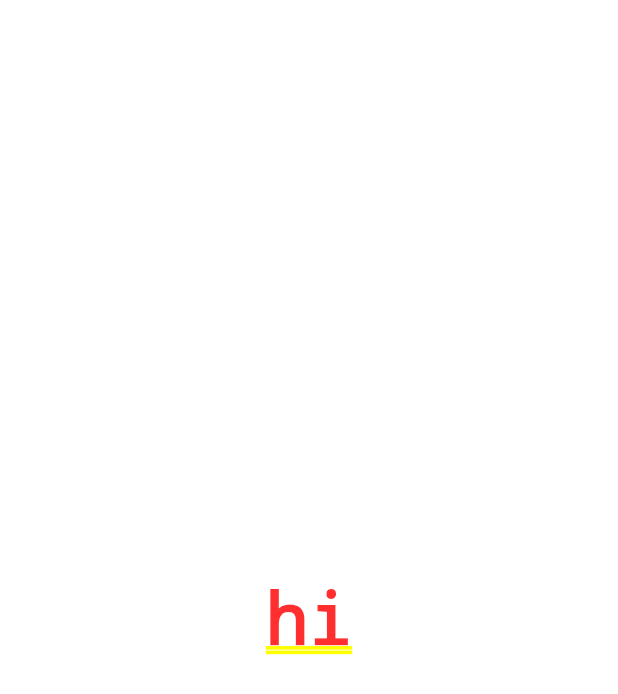
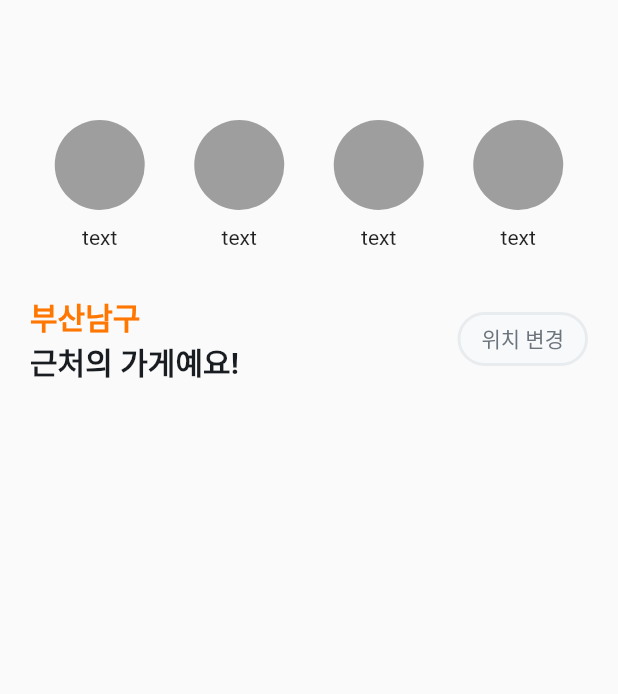
Before and after one commit to kimhyerin0909/flutterdy, a Flutter app: the screen it shows after launch, on a phone screen of 412 x 824 dp. Shown: the top 694 px of the screen. Run offline on Flutter 3.47's test engine with Material 2 defaults, Android fonts, the phone set to English and light mode, and no system bars.

Commit message:
ADD :: simple ui (11/09)

```diff
--- a/flutter_ui/lib/main.dart
+++ b/flutter_ui/lib/main.dart
@@ -1,9 +1,23 @@
 import 'package:flutter/material.dart';
+import 'package:flutter_ui/screens/home/home.dart';
 
 void main() {
-  runApp(const MaterialApp(
-    home: Center(
-      child: Text("hi"),
-    ),
-  ));
+  runApp(const MyApp());
 }
+
+class MyApp extends StatelessWidget {
+  const MyApp({super.key});
+
+  @override
+  Widget build(BuildContext context) {
+    return MaterialApp(
+      title: "flutter ui",
+      debugShowCheckedModeBanner: false,
+      theme: ThemeData(fontFamily: 'Pretendard'),
+      home: MaterialApp(
+        debugShowCheckedModeBanner: false,
+        home: HomeScreen(),
+      ),
+    );
+  }
+}
--- /dev/null
+++ b/flutter_ui/lib/screens/home/home.dart
@@ -0,0 +1,83 @@
+import 'package:flutter/material.dart';
+
+class HomeScreen extends StatelessWidget {
+  const HomeScreen({super.key});
+
+  @override
+  Widget build(BuildContext context) {
+    return Scaffold(
+      appBar: null,
+      body: Padding(
+        padding: const EdgeInsets.only(top: 80, left: 20, right: 20),
+        child: Column(
+          children: [
+            Row(
+              mainAxisAlignment: MainAxisAlignment.spaceAround,
+              children: [
+                eventBtnWidget(),
+                eventBtnWidget(),
+                eventBtnWidget(),
+                eventBtnWidget()
+              ],
+            ),
+            Padding(
+                padding: EdgeInsets.symmetric(vertical: 30),
+                child: Row(
+                    mainAxisAlignment: MainAxisAlignment.spaceBetween,
+                    crossAxisAlignment: CrossAxisAlignment.center,
+                    children: [
+                      Column(
+                        crossAxisAlignment: CrossAxisAlignment.start,
+                        children: [
+                          Text(
+                            "부산남구",
+                            style: TextStyle(
+                                fontSize: 20,
+                                fontWeight: FontWeight.w600,
+                                color: Color(0xffFF7700)),
+                          ),
+                          Text(
+                            "근처의 가게예요!",
+                            style: TextStyle(
+                                fontSize: 20,
+                                fontWeight: FontWeight.w600,
+                                color: Color(0xff191C20)),
+                          )
+                        ],
+                      ),
+                      ElevatedButton(
+                        onPressed: () {},
+                        style: ButtonStyle(
+                            backgroundColor:
+                                MaterialStateProperty.all(Color(0xffF8F9FA)),
+                            side: MaterialStateProperty.all(
+                                BorderSide(color: Color(0xffE9ECEF), width: 2)),
+                            shape: MaterialStateProperty.all(
+                                RoundedRectangleBorder(
+                                    borderRadius: BorderRadius.circular(50))),
+                            elevation: MaterialStateProperty.all(0)),
+                        child: Text("위치 변경",
+                            style: TextStyle(color: Color(0xff6C757D))),
+                      )
+                    ])),
+          ],
+        ),
+      ),
+    );
+  }
+}
+
+Widget eventBtnWidget() {
+  return Column(
+    children: [
+      Container(
+        margin: EdgeInsets.only(bottom: 10),
+        child: CircleAvatar(
+          backgroundColor: Colors.grey,
+          radius: 30,
+        ),
+      ),
+      Text("text")
+    ],
+  );
+}
```
